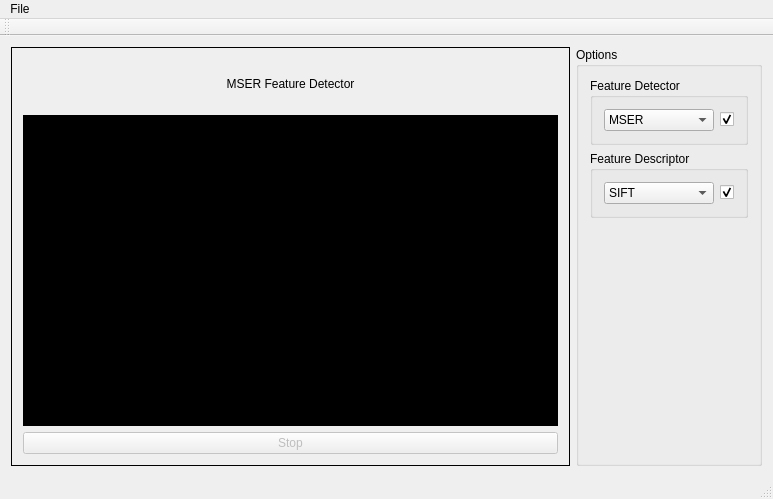
Anexon/PDEC, file mainwindow.ui: the form before one commit.
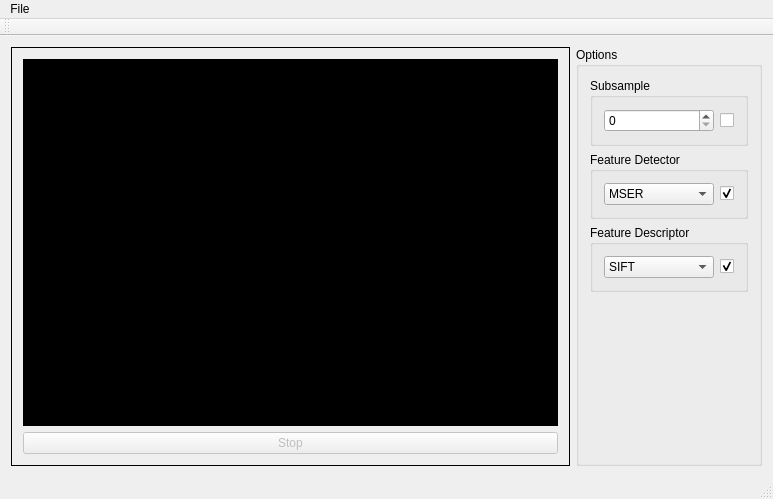
The form after the commit.

Commit message:
Subsample reading image rate has been included in the GUI
* SpinBox has been include to control the subsample rate. This would change the number of frames of which the image need to be proccessed. It notifies the UI when the value has changed and when the checkBox is activated.

TODO:

The performance speed has improved considerably, however I have detected that the main influence in the slow process is due to the feature descriptor. I need to research if the cause is the number of regions it needs to process.

```diff
--- a/mainwindow.ui
+++ b/mainwindow.ui
@@ -36,34 +36,6 @@
        <number>0</number>
       </property>
       <layout class="QVBoxLayout" name="verticalLayout">
-       <item>
-        <widget class="QLabel" name="label_1">
-         <property name="sizePolicy">
-          <sizepolicy hsizetype="Preferred" vsizetype="Preferred">
-           <horstretch>0</horstretch>
-           <verstretch>0</verstretch>
-          </sizepolicy>
-         </property>
-         <property name="maximumSize">
-          <size>
-           <width>16777215</width>
-           <height>50</height>
-          </size>
-         </property>
-         <property name="layoutDirection">
-          <enum>Qt::LeftToRight</enum>
-         </property>
-         <property name="autoFillBackground">
-          <bool>false</bool>
-         </property>
-         <property name="text">
-          <string>MSER Feature Detector</string>
-         </property>
-         <property name="alignment">
-          <set>Qt::AlignCenter</set>
-         </property>
-        </widget>
-       </item>
        <item>
         <widget class="QLabel" name="label">
          <property name="styleSheet">
@@ -93,6 +65,25 @@
        <string>Options</string>
       </property>
       <layout class="QVBoxLayout" name="verticalLayout_2">
+       <item>
+        <widget class="QGroupBox" name="groupBox_4">
+         <property name="title">
+          <string>Subsample</string>
+         </property>
+         <layout class="QHBoxLayout" name="horizontalLayout_4" stretch="1,0">
+          <item>
+           <widget class="QSpinBox" name="subsampleRate"/>
+          </item>
+          <item>
+           <widget class="QCheckBox" name="subsampleRateCheckBox">
+            <property name="text">
+             <string/>
+            </property>
+           </widget>
+          </item>
+         </layout>
+        </widget>
+       </item>
        <item>
         <widget class="QGroupBox" name="groupBox_2">
          <property name="title">
```
The commit also changes 4 other files.
